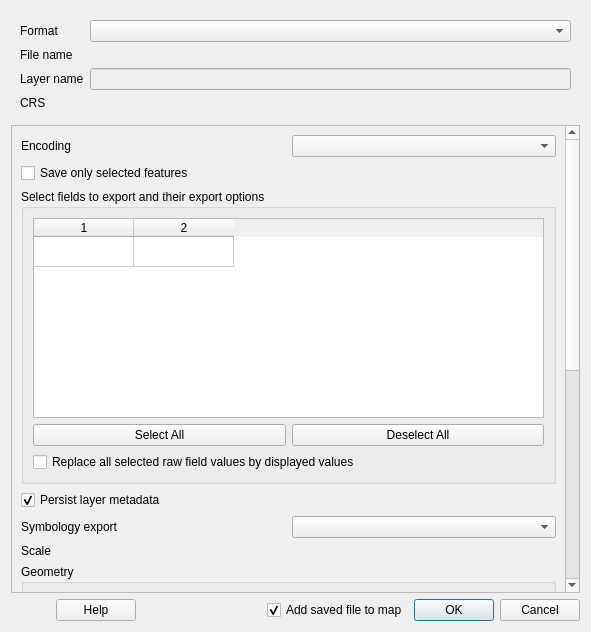
The window that src/ui/qgsvectorlayersaveasdialogbase.ui (carsmie/QGIS) describes before a commit, drawn with Qt 5.
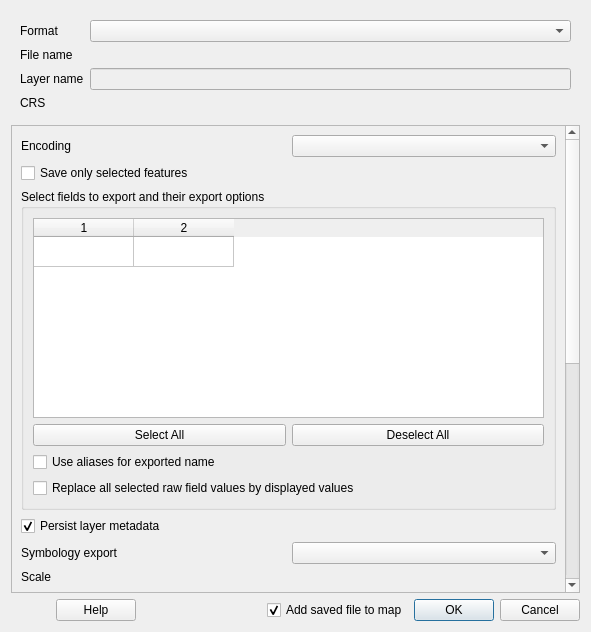
The same window after the commit. Custom widgets are drawn as their Qt base class.

```diff
--- a/src/ui/qgsvectorlayersaveasdialogbase.ui
+++ b/src/ui/qgsvectorlayersaveasdialogbase.ui
@@ -181,6 +181,13 @@
             </item>
            </layout>
           </item>
+          <item>
+           <widget class="QCheckBox" name="mUseAliasesForExportedName">
+            <property name="text">
+             <string>Use aliases for exported name</string>
+            </property>
+           </widget>
+          </item>
           <item>
            <widget class="QCheckBox" name="mReplaceRawFieldValues">
             <property name="text">
```
